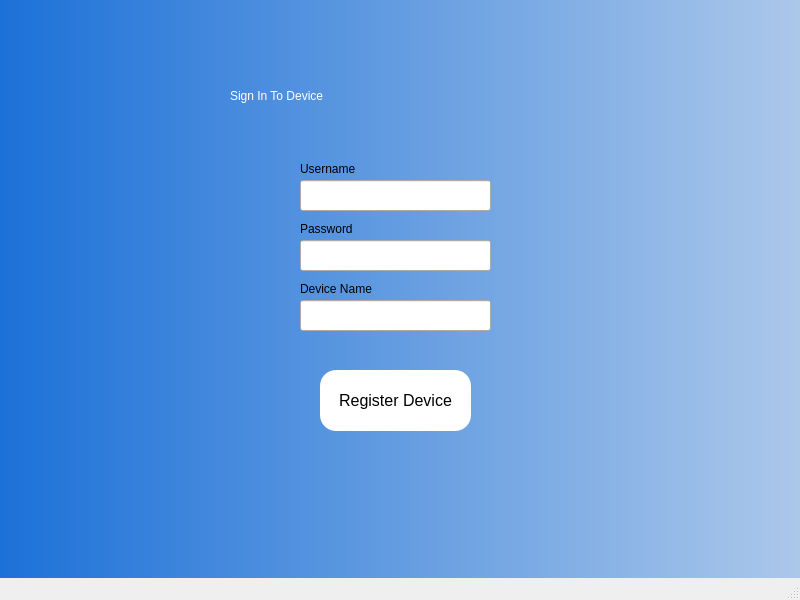
dfallow/Thesis, file registerDevice.ui: the form before one commit.
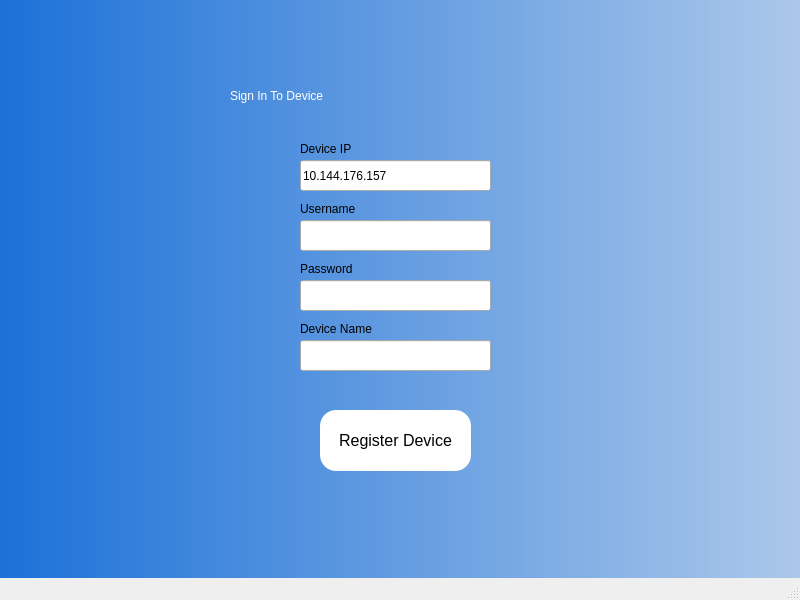
The form after the commit.

Commit message: added ip address input to ui

The edit to the form file:
```diff
--- a/registerDevice.ui
+++ b/registerDevice.ui
@@ -32,7 +32,7 @@
      <property name="geometry">
       <rect>
        <x>320</x>
-       <y>370</y>
+       <y>410</y>
        <width>151</width>
        <height>61</height>
       </rect>
@@ -68,7 +68,7 @@
      <property name="geometry">
       <rect>
        <x>300</x>
-       <y>180</y>
+       <y>220</y>
        <width>191</width>
        <height>31</height>
       </rect>
@@ -81,7 +81,7 @@
      <property name="geometry">
       <rect>
        <x>300</x>
-       <y>160</y>
+       <y>200</y>
        <width>71</width>
        <height>17</height>
       </rect>
@@ -94,7 +94,7 @@
      <property name="geometry">
       <rect>
        <x>300</x>
-       <y>220</y>
+       <y>260</y>
        <width>71</width>
        <height>17</height>
       </rect>
@@ -107,7 +107,7 @@
      <property name="geometry">
       <rect>
        <x>300</x>
-       <y>240</y>
+       <y>280</y>
        <width>191</width>
        <height>31</height>
       </rect>
@@ -120,7 +120,7 @@
      <property name="geometry">
       <rect>
        <x>300</x>
-       <y>300</y>
+       <y>340</y>
        <width>191</width>
        <height>31</height>
       </rect>
@@ -133,7 +133,7 @@
      <property name="geometry">
       <rect>
        <x>300</x>
-       <y>280</y>
+       <y>320</y>
        <width>101</width>
        <height>17</height>
       </rect>
@@ -142,6 +142,32 @@
       <string>Device Name</string>
      </property>
     </widget>
+    <widget class="QLabel" name="label_5">
+     <property name="geometry">
+      <rect>
+       <x>300</x>
+       <y>140</y>
+       <width>71</width>
+       <height>17</height>
+      </rect>
+     </property>
+     <property name="text">
+      <string>Device IP</string>
+     </property>
+    </widget>
+    <widget class="QLineEdit" name="input_address">
+     <property name="geometry">
+      <rect>
+       <x>300</x>
+       <y>160</y>
+       <width>191</width>
+       <height>31</height>
+      </rect>
+     </property>
+     <property name="text">
+      <string>10.144.176.157</string>
+     </property>
+    </widget>
    </widget>
   </widget>
   <widget class="QMenuBar" name="menubar">
```
The commit also changes 2 other files.
